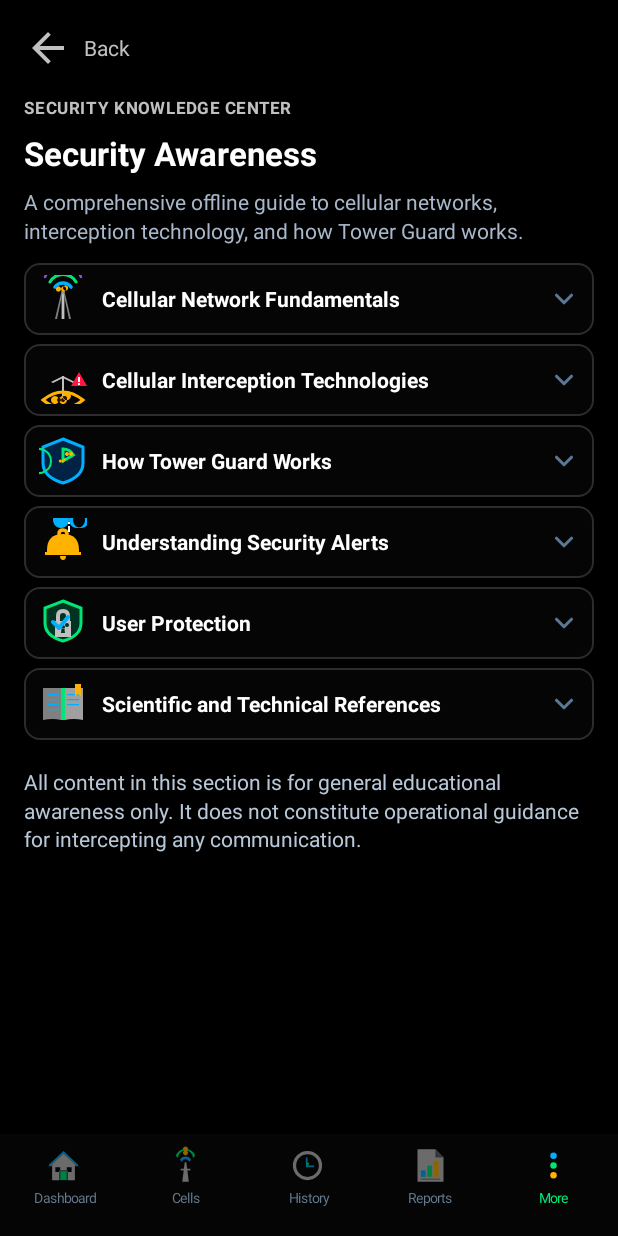
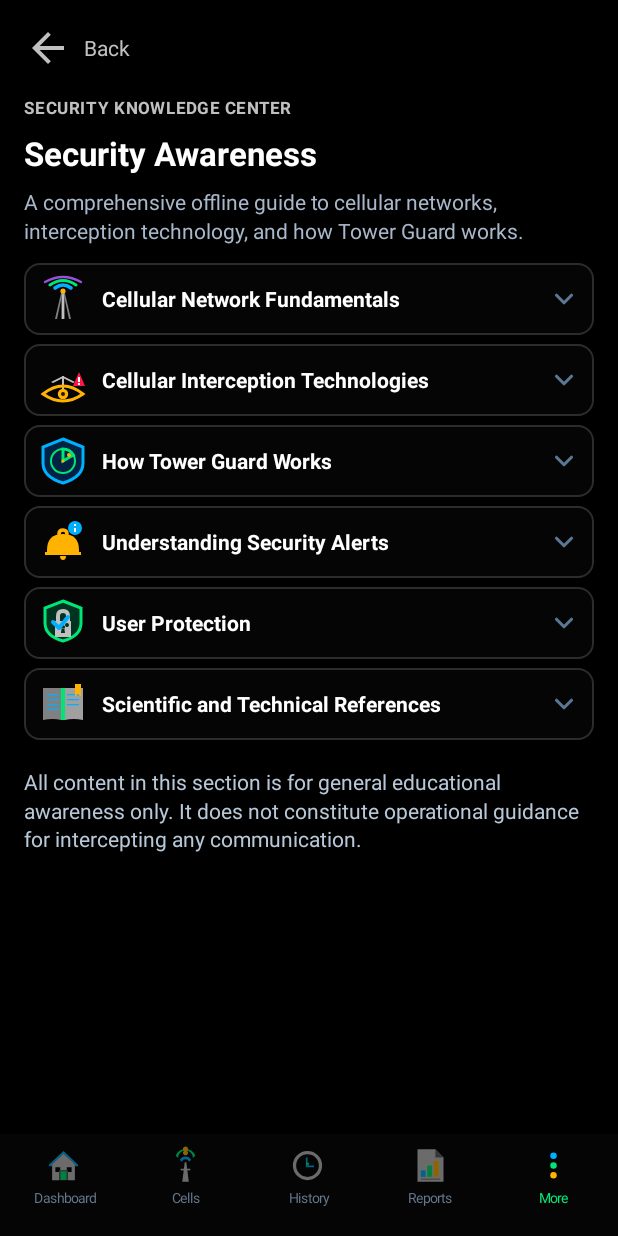
Before and after one commit to nexvary/NEXVARY-Tower, an Android app: the SecurityAwarenessActivity screen opened directly, with no data from a screen before it, on a phone screen of 412 x 824 dp. Run offline under Robolectric (Android 15) with nearby library versions, the phone set to English and light mode, and no system bars.

Commit message:
Correct Knowledge Center vector geometry after visual QA

```diff
--- a/app/src/main/java/com/nexvary/imsi/MoreActivity.java
+++ b/app/src/main/java/com/nexvary/imsi/MoreActivity.java
@@ -130,6 +130,7 @@ public class MoreActivity extends Activity {
 
         TextView lbl = new TextView(this);
         lbl.setText(label);
+        lbl.setTextAlignment(View.TEXT_ALIGNMENT_VIEW_START);
         lbl.setTextColor(Color.rgb(192, 192, 192));
         lbl.setTextSize(14f);
         lbl.setLayoutParams(new LinearLayout.LayoutParams(0, -2, 1f));
--- a/app/src/main/res/drawable/ic_skc_alerts.xml
+++ b/app/src/main/res/drawable/ic_skc_alerts.xml
@@ -17,8 +17,8 @@
         android:pathData="M10.5,19 Q10.5,21 12,21 Q13.5,21 13.5,19 Z"/>
     <!-- Info circle — blue -->
     <path android:fillColor="#00B0FF"
-        android:pathData="M15,1 A4,4 0 1,0 15,1.001 A4,4 0 1,0 15,1 Z M17,1 A4,4 0 1,1 17,1.001 Z"/>
+        android:pathData="M14.5,5 A3.5,3.5 0 1,0 21.5,5 A3.5,3.5 0 1,0 14.5,5 Z"/>
     <!-- Info i — white -->
     <path android:fillColor="#FFFFFF"
-        android:pathData="M14.5,3 L15.5,3 L15.5,2 L14.5,2 Z M14.5,4 L15.5,4 L15.5,7 L14.5,7 Z"/>
+        android:pathData="M17.5,4 L18.5,4 L18.5,3 L17.5,3 Z M17.5,5 L18.5,5 L18.5,7 L17.5,7 Z"/>
 </vector>
--- a/app/src/main/res/drawable/ic_skc_cellular.xml
+++ b/app/src/main/res/drawable/ic_skc_cellular.xml
@@ -12,20 +12,20 @@
         android:pathData="M12.7,8 L16,22 L15,22 L12,8 Z"/>
     <!-- Antenna node — amber -->
     <path android:fillColor="#FFB300"
-        android:pathData="M11,7 A1.3,1.3 0 1,0 11,7.001 A1.3,1.3 0 1,0 11,7 Z M12,6.5 A1.3,1.3 0 1,1 12,6.501 Z"/>
+        android:pathData="M10.7,8 A1.3,1.3 0 1,0 13.3,8 A1.3,1.3 0 1,0 10.7,8 Z"/>
     <!-- Arc 1 — blue (innermost) -->
     <path android:fillColor="@android:color/transparent"
         android:strokeColor="#00B0FF" android:strokeWidth="1.8"
         android:strokeLineCap="round"
-        android:pathData="M8,6 A5,5 0 0,1 16,6"/>
+        android:pathData="M8,6.5 Q12,3.5 16,6.5"/>
     <!-- Arc 2 — green (middle) -->
     <path android:fillColor="@android:color/transparent"
         android:strokeColor="#00E676" android:strokeWidth="1.5"
         android:strokeLineCap="round"
-        android:pathData="M5.5,3.5 A7.5,7.5 0 0,1 18.5,3.5"/>
+        android:pathData="M5.5,5 Q12,0.5 18.5,5"/>
     <!-- Arc 3 — violet (outer) -->
     <path android:fillColor="@android:color/transparent"
         android:strokeColor="#9D4EDD" android:strokeWidth="1.2"
         android:strokeLineCap="round"
-        android:pathData="M3,1 A10,10 0 0,1 21,1"/>
+        android:pathData="M3,3.5 Q12,-1.5 21,3.5"/>
 </vector>
--- a/app/src/main/res/drawable/ic_skc_interception.xml
+++ b/app/src/main/res/drawable/ic_skc_interception.xml
@@ -13,16 +13,16 @@
     <!-- Eye outer — amber -->
     <path android:fillColor="@android:color/transparent"
         android:strokeColor="#FFB300" android:strokeWidth="1.5"
-        android:pathData="M2,22 Q12,14 22,22 Q12,30 2,22 Z"/>
+        android:pathData="M2,19 Q12,11 22,19 Q12,26 2,19 Z"/>
     <!-- Eye iris — amber -->
     <path android:fillColor="#FFB300"
-        android:pathData="M10,22 A2,2 0 1,0 10,22.001 A2,2 0 1,0 10,22 Z M12,20 A2,2 0 1,1 12,20.001 Z"/>
+        android:pathData="M9.4,19 A2.6,2.6 0 1,0 14.6,19 A2.6,2.6 0 1,0 9.4,19 Z"/>
     <!-- Eye pupil — dark -->
     <path android:fillColor="#2A1500"
-        android:pathData="M11,22 A1,1 0 1,0 11,22.001 A1,1 0 1,0 11,22 Z M12,21 A1,1 0 1,1 12,21.001 Z"/>
+        android:pathData="M11,19 A1,1 0 1,0 13,19 A1,1 0 1,0 11,19 Z"/>
     <!-- Warning triangle — red -->
     <path android:fillColor="#FF1744"
-        android:pathData="M20,8 L24,15 L16,15 Z"/>
+        android:pathData="M20,8 L23,15 L17,15 Z"/>
     <!-- Exclamation — white -->
     <path android:fillColor="#FFFFFF"
         android:pathData="M19.5,10.5 L20.5,10.5 L20.5,13 L19.5,13 Z M19.5,13.5 L20.5,13.5 L20.5,14.5 L19.5,14.5 Z"/>
--- a/app/src/main/res/drawable/ic_skc_towerguard.xml
+++ b/app/src/main/res/drawable/ic_skc_towerguard.xml
@@ -15,11 +15,11 @@
     <!-- Radar circle — green -->
     <path android:fillColor="@android:color/transparent"
         android:strokeColor="#00E676" android:strokeWidth="1"
-        android:pathData="M6,12 A6,6 0 0,1 6,12.001 A6,6 0 1,1 6,12 Z"/>
+        android:pathData="M6,12 A6,6 0 1,0 18,12 A6,6 0 1,0 6,12 Z"/>
     <!-- Radar center dot — amber -->
     <path android:fillColor="#FFB300"
-        android:pathData="M11.3,12 A0.7,0.7 0 1,0 11.3,12.001 A0.7,0.7 0 1,0 11.3,12 Z M12,11.3 A0.7,0.7 0 1,1 12,11.301 Z"/>
+        android:pathData="M11.2,12 A0.8,0.8 0 1,0 12.8,12 A0.8,0.8 0 1,0 11.2,12 Z"/>
     <!-- Radar blip — amber -->
     <path android:fillColor="#FFB300"
-        android:pathData="M15,8.5 A1,1 0 1,0 15,8.501 A1,1 0 1,0 15,8.5 Z"/>
+        android:pathData="M14,9 A1,1 0 1,0 16,9 A1,1 0 1,0 14,9 Z"/>
 </vector>
```
Also changed, not shown: 1 other file.
